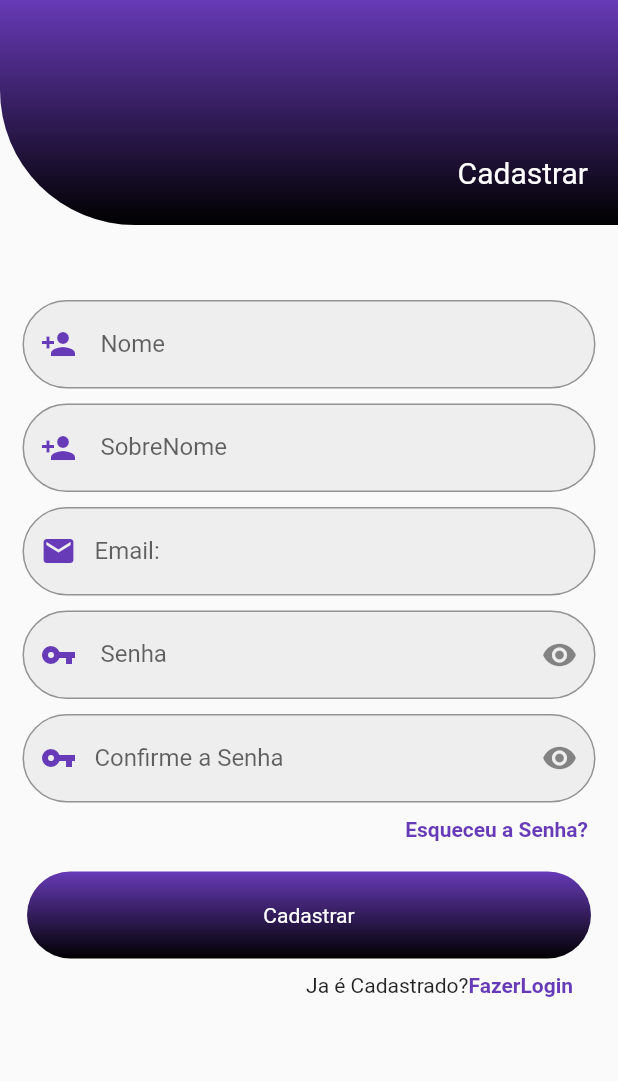
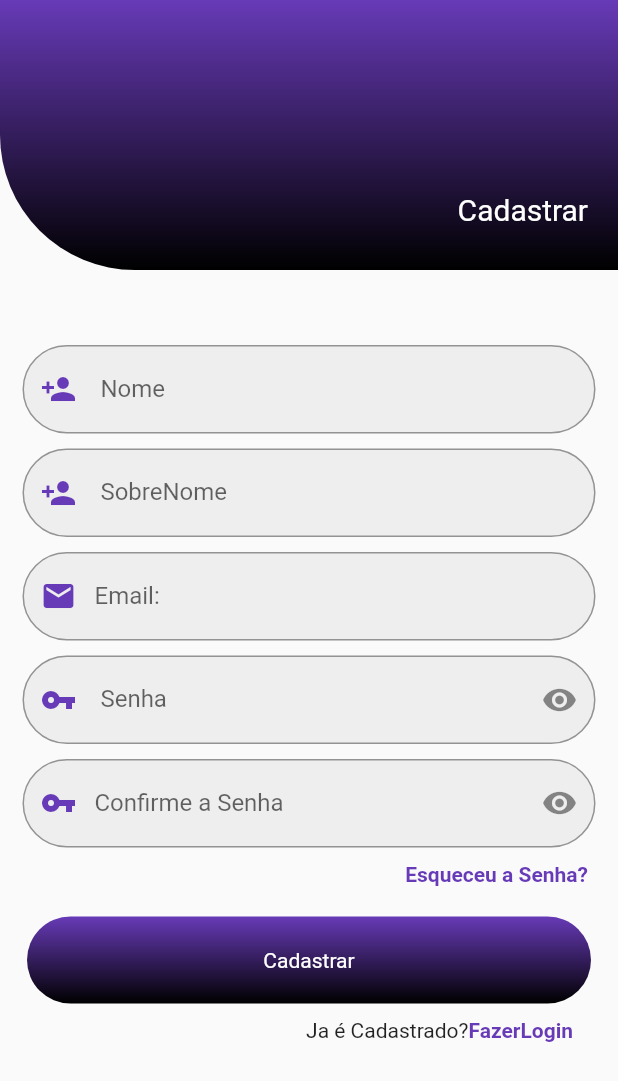
Before and after one commit to DevGomes78/Flutter-Login-with-Shared_preferences, a Flutter app: the RegisterPage screen opened directly, on a phone screen of 412 x 824 dp. Shown: the top 1081 px of the screen. Run offline on Flutter 3.47's test engine with Material 2 defaults, Android fonts, the phone set to English and light mode, and no system bars; our stand-ins replace shared_preferences, shimmer; accounts and stored records are empty; network calls fail.

Commit message:
alterado layout do arquivo container_widget.dart,tela de login_page.dart e register_page.dart

```diff
--- a/lib/components/container_widget.dart
+++ b/lib/components/container_widget.dart
@@ -8,7 +8,7 @@ class ContainerWidget extends StatelessWidget {
   @override
   Widget build(BuildContext context) {
     return Container(
-      height: 150,
+      height: 180,
       decoration: const BoxDecoration(
         borderRadius: BorderRadius.only(
           topRight: Radius.circular(00),
@@ -25,7 +25,7 @@ class ContainerWidget extends StatelessWidget {
           crossAxisAlignment: CrossAxisAlignment.center,
           children: [
             Container(
-              margin: const EdgeInsets.only(right: 20, top: 80),
+              margin: const EdgeInsets.only(right: 20, top: 100),
               alignment: Alignment.bottomRight,
               child: Text(
                 text!,
--- a/lib/components/search_bar_widget.dart
+++ b/lib/components/search_bar_widget.dart
@@ -55,7 +55,7 @@ class SearchUser extends SearchDelegate {
                       subtitle: Text(
                         snapshot.data![index].htmlUrl.toString(),
                       ),
-                      onTap: GitHubReposiatory(userApiModel: lista[index]).callGithub,
+                      onTap: GitHubRepository(userApiModel: lista[index]).callGithub,
                     ),
                   );
                 });
--- a/lib/controlers/call_github_repository.dart
+++ b/lib/controlers/call_github_repository.dart
@@ -4,9 +4,9 @@ import 'package:flutter_logar_listar/models/user_api_models.dart';
 import 'package:url_launcher/url_launcher.dart';
 import 'package:flutter/material.dart';
 
-class GitHubReposiatory extends StatelessWidget {
+class GitHubRepository extends StatelessWidget {
   UserApiModel userApiModel;
-  GitHubReposiatory({Key? key, required this.userApiModel}) : super(key: key);
+  GitHubRepository({Key? key, required this.userApiModel}) : super(key: key);
 
   @override
   Widget build(BuildContext context) {
--- a/lib/views/user_page.dart
+++ b/lib/views/user_page.dart
@@ -101,7 +101,7 @@ class _UserPageState extends State<UserPage> {
         ),
         title: Text(lista[index].name.toString()),
         subtitle: Text(lista[index].htmlUrl.toString()),
-        onTap: GitHubReposiatory(userApiModel: lista[index]).callGithub,
+        onTap: GitHubRepository(userApiModel: lista[index]).callGithub,
       ),
     );
   }
```
